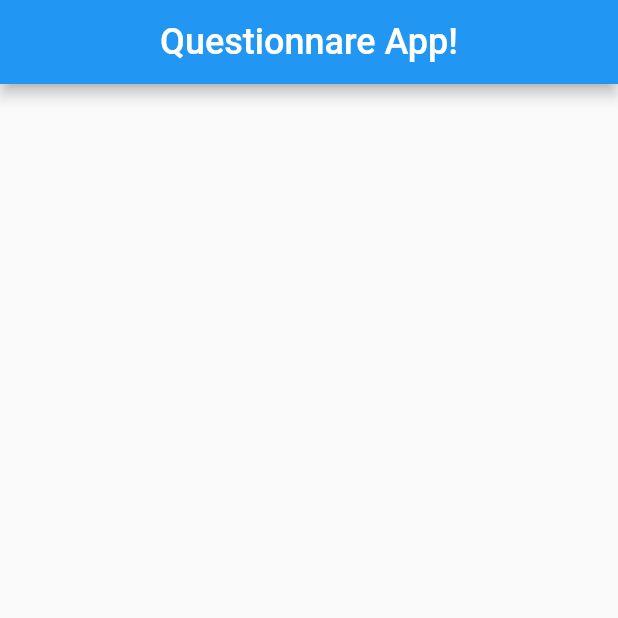
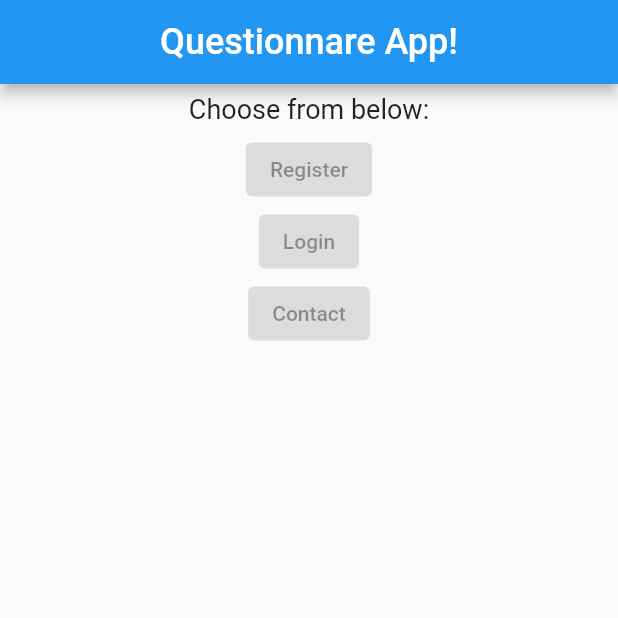
Before and after one commit to adogbeji/QuizApp2, a Flutter app: the screen it shows after launch, on a phone screen of 412 x 824 dp, the top half of it. Run offline on Flutter 3.47's test engine with Material 2 defaults, Android fonts, the phone set to English and light mode, and no system bars.

Commit message:
Add Column widget to Scaffold & add 3 buttons

```diff
--- a/analysis_options.yaml
+++ b/analysis_options.yaml
@@ -25,5 +25,8 @@ linter:
     # avoid_print: false  # Uncomment to disable the `avoid_print` rule
     # prefer_single_quotes: true  # Uncomment to enable the `prefer_single_quotes` rule
 
+    prefer_const_constructors: false
+    prefer_const_literals_to_create_immutables: false
+
 # Additional information about this file can be found at
 # https://dart.dev/guides/language/analysis-options
--- a/lib/main.dart
+++ b/lib/main.dart
@@ -16,6 +16,28 @@ class MyApp extends StatelessWidget {
           const Text('Questionnare App!', style: TextStyle(fontSize: 24), textAlign: TextAlign.center,),
           ),
         ),
+        body: Column(
+          children: <Widget>[
+            Container(
+              width: double.infinity,
+              margin: EdgeInsets.all(6),
+              child:
+            Text('Choose from below:', style: TextStyle(fontSize: 18), textAlign: TextAlign.center,),
+            ),
+            ElevatedButton(
+              child: Text('Register'),
+              onPressed: null,
+            ),
+            ElevatedButton(
+              child: Text('Login'),
+              onPressed: null,
+            ),
+            ElevatedButton(
+              child: Text('Contact'),
+              onPressed: null,
+            ),
+          ],
+        ),
       ),
     );
   }
```
